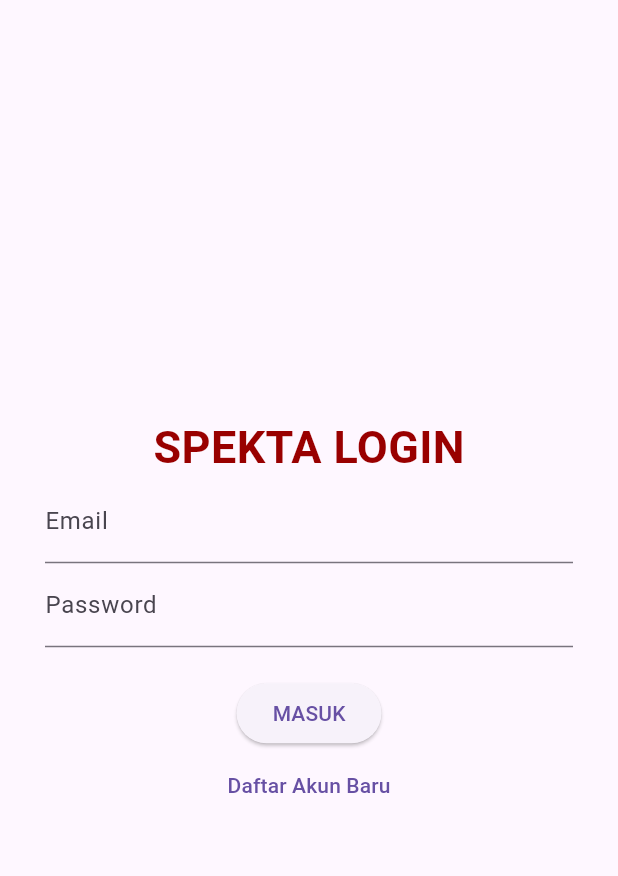
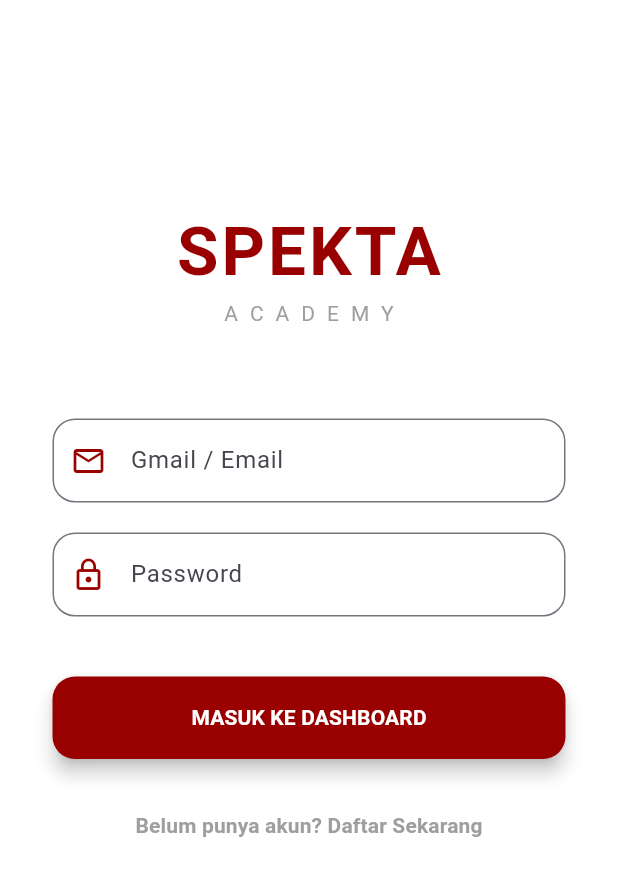
Before and after one commit to kennedipane30/PA-2, a Flutter app: the screen it shows after launch, on a phone screen of 412 x 824 dp. Shown: the top 876 px of the screen. Run offline on Flutter 3.47's test engine with Material 3 defaults, Android fonts, the light colour scheme and no system bars.

Commit message:
login baru
wel

```diff
--- a/spectaacademy/lib/screens/login_page.dart
+++ b/spectaacademy/lib/screens/login_page.dart
@@ -2,23 +2,132 @@ import 'package:flutter/material.dart';
 import '../services/auth_service.dart';
 import 'otp_page.dart';
 import 'register_page.dart';
+import 'dart:convert'; // Penting untuk membaca data dari API
 
 class LoginPage extends StatelessWidget {
   const LoginPage({super.key});
-  @override Widget build(BuildContext context) {
-    final emailCtrl = TextEditingController(), passCtrl = TextEditingController();
+
+  @override
+  Widget build(BuildContext context) {
+    // Inisialisasi Controller & Warna
+    final TextEditingController emailCtrl = TextEditingController();
+    final TextEditingController passCtrl = TextEditingController();
+    const Color spektaRed = Color(0xFF990000);
+
+    // FUNGSI HANDLE LOGIN
+    void handleLogin() async {
+      // Validasi sederhana di sisi UI
+      if (emailCtrl.text.isEmpty || passCtrl.text.isEmpty) {
+        ScaffoldMessenger.of(context).showSnackBar(
+          const SnackBar(content: Text("Email dan Password tidak boleh kosong!"))
+        );
+        return;
+      }
+
+      // Tampilkan Loading (Progress Indicator)
+      showDialog(
+        context: context,
+        barrierDismissible: false,
+        builder: (context) => const Center(child: CircularProgressIndicator(color: spektaRed))
+      );
+
+      // Panggil API Laravel
+      var resp = await AuthService.login(emailCtrl.text, passCtrl.text);
+
+      // Tutup Loading
+      Navigator.pop(context);
+
+      if (resp.statusCode == 200) {
+        // Ambil data OTP dari response (MODE SIMULASI)
+        final responseData = jsonDecode(resp.body);
+        String otpCode = responseData['otp'].toString();
+
+        // Tampilkan Dialog Kode OTP (Khusus masa pengerjaan, tidak untuk seminar)
+        showDialog(
+          context: context,
+          builder: (context) => AlertDialog(
+            title: const Text("OTP SIMULASI (Dev Mode)"),
+            content: Text("Kode OTP Anda: $otpCode\n\n(Pesan ini muncul karena kita mematikan pengiriman WhatsApp Fonnte sementara)"),
+            actions: [
+              TextButton(
+                onPressed: () {
+                  Navigator.pop(context); // Tutup dialog
+                  // Pindah ke Halaman OTP
+                  Navigator.push(context, MaterialPageRoute(
+                    builder: (_) => OtpPage(email: emailCtrl.text)
+                  ));
+                },
+                child: const Text("LANJUTKAN", style: TextStyle(color: spektaRed, fontWeight: FontWeight.bold)),
+              )
+            ],
+          ),
+        );
+      } else {
+        // Jika login gagal (Email/Pass salah)
+        ScaffoldMessenger.of(context).showSnackBar(
+          const SnackBar(backgroundColor: Colors.red, content: Text("Gmail atau Password Salah!"))
+        );
+      }
+    }
+
     return Scaffold(
-      body: Padding(padding: const EdgeInsets.all(30), child: Column(mainAxisAlignment: MainAxisAlignment.center, children: [
-        const Text("SPEKTA LOGIN", style: TextStyle(fontSize: 30, fontWeight: FontWeight.bold, color: Color(0xFF990000))),
-        TextField(controller: emailCtrl, decoration: const InputDecoration(labelText: "Email")),
-        TextField(controller: passCtrl, obscureText: true, decoration: const InputDecoration(labelText: "Password")),
-        const SizedBox(height: 20),
-        ElevatedButton(onPressed: () async {
-          var resp = await AuthService.login(emailCtrl.text, passCtrl.text);
-          if (resp.statusCode == 200) Navigator.push(context, MaterialPageRoute(builder: (_) => OtpPage(email: emailCtrl.text)));
-        }, child: const Text("MASUK")),
-        TextButton(onPressed: () => Navigator.push(context, MaterialPageRoute(builder: (_) => const RegisterPage())), child: const Text("Daftar Akun Baru"))
-      ])),
+      backgroundColor: Colors.white,
+      body: SingleChildScrollView(
+        padding: const EdgeInsets.all(35),
+        child: Column(
+          children: [
+            const SizedBox(height: 100),
+            // Logo / Judul Spekta
+            const Text("SPEKTA", style: TextStyle(fontSize: 45, fontWeight: FontWeight.bold, color: spektaRed, letterSpacing: 2)),
+            const Text("ACADEMY", style: TextStyle(fontSize: 14, letterSpacing: 8, color: Colors.grey)),
+            const SizedBox(height: 60),
+
+            // Input Email
+            TextField(
+              controller: emailCtrl,
+              keyboardType: TextInputType.emailAddress,
+              decoration: InputDecoration(
+                labelText: "Gmail / Email",
+                prefixIcon: const Icon(Icons.email_outlined, color: spektaRed),
+                border: OutlineInputBorder(borderRadius: BorderRadius.circular(15)),
+              ),
+            ),
+            const SizedBox(height: 20),
+
+            // Input Password
+            TextField(
+              controller: passCtrl,
+              obscureText: true,
+              decoration: InputDecoration(
+                labelText: "Password",
+                prefixIcon: const Icon(Icons.lock_outline, color: spektaRed),
+                border: OutlineInputBorder(borderRadius: BorderRadius.circular(15)),
+              ),
+            ),
+            const SizedBox(height: 40),
+
+            // Tombol Login
+            ElevatedButton(
+              style: ElevatedButton.styleFrom(
+                backgroundColor: spektaRed,
+                minimumSize: const Size(double.infinity, 55),
+                shape: RoundedRectangleBorder(borderRadius: BorderRadius.circular(15)),
+                elevation: 5
+              ),
+              onPressed: handleLogin,
+              child: const Text("MASUK KE DASHBOARD", style: TextStyle(color: Colors.white, fontWeight: FontWeight.bold)),
+            ),
+
+            const SizedBox(height: 20),
+
+            // Tombol Ke Halaman Register
+            TextButton(
+              onPressed: () => Navigator.push(context, MaterialPageRoute(builder: (_) => const RegisterPage())),
+              child: const Text("Belum punya akun? Daftar Sekarang", style: TextStyle(color: Colors.grey, fontWeight: FontWeight.bold)),
+            )
+          ],
+        ),
+      ),
     );
   }
 }
```
Also changed, not shown: 1 other file.
